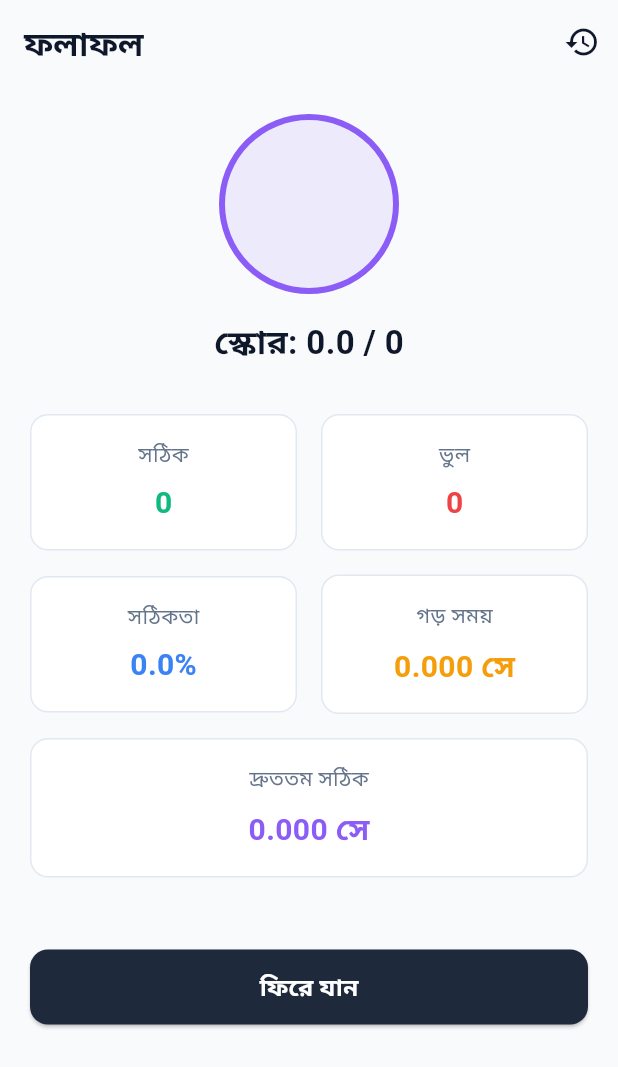
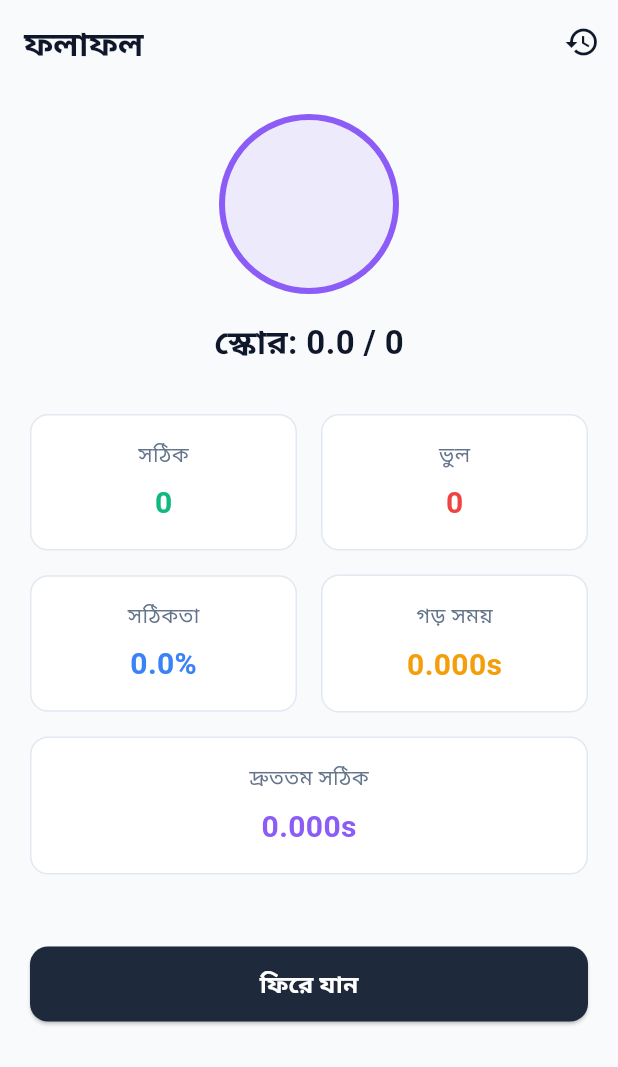
Before and after one commit to kotha3663-beep/S-R-Media, a Flutter app: the QuizResultScreen screen opened directly with empty values, on a phone screen of 412 x 824 dp. Shown: the top 1067 px of the screen. Run offline on Flutter 3.47's test engine with Material 3 defaults, Android fonts, the phone set to English and light mode, and no system bars; our stand-ins replace shared_preferences, sqflite; accounts and stored records are empty.

Commit message:
Refactor QuizResultScreen to StatelessWidget

```diff
--- a/lib/features/quiz/screens/quiz_result_screen.dart
+++ b/lib/features/quiz/screens/quiz_result_screen.dart
@@ -1,11 +1,10 @@
 import 'package:flutter/material.dart';
 import '../../../core/theme/app_colors.dart';
-import '../models/quiz_result_model.dart';
-import '../data/quiz_repository.dart';
+import '../../../core/services/language_service.dart';
 import 'quiz_history_screen.dart';
 import 'wrong_answers_screen.dart';
 
-class QuizResultScreen extends StatefulWidget {
+class QuizResultScreen extends StatelessWidget {
   final int resultId;
   final String category;
   final int totalQuestions;
@@ -34,15 +33,12 @@ class QuizResultScreen extends StatefulWidget {
   });
 
   @override
-  State<QuizResultScreen> createState() => _QuizResultScreenState();
-}
+  Widget build(BuildContext context) {
+    final isBn = LanguageService().currentLocale.languageCode == 'bn';
 
-class _QuizResultScreenState extends State<QuizResultScreen> {
-  @override
-  Widget build(BuildContext context) {
     return Scaffold(
       appBar: AppBar(
-        title: const Text('ফলাফল'),
+        title: Text(isBn ? 'ফলাফল' : 'Results'),
         actions: [
           IconButton(
             icon: const Icon(Icons.history),
@@ -66,40 +62,42 @@ class _QuizResultScreenState extends State<QuizResultScreen> {
               ),
               child: Center(
                 child: Text(
-                  widget.grade,
+                  grade,
                   style: const TextStyle(fontSize: 48, fontWeight: FontWeight.bold, color: AppColors.knowledgeAccent),
                 ),
               ),
             ),
             const SizedBox(height: 16),
             Text(
-              'স্কোর: ${widget.totalScore.toStringAsFixed(1)} / ${widget.maxPossibleScore.toStringAsFixed(0)}',
+              isBn
+                  ? 'স্কোর: ${totalScore.toStringAsFixed(1)} / ${maxPossibleScore.toStringAsFixed(0)}'
+                  : 'Score: ${totalScore.toStringAsFixed(1)} / ${maxPossibleScore.toStringAsFixed(0)}',
               style: const TextStyle(fontSize: 22, fontWeight: FontWeight.bold, color: AppColors.textPrimary),
             ),
             const SizedBox(height: 32),
             Row(
               children: [
-                Expanded(child: _buildStatCard('সঠিক', '${widget.correctAnswers}', AppColors.success)),
+                Expanded(child: _buildStatCard(isBn ? 'সঠিক' : 'Correct', '$correctAnswers', AppColors.success)),
                 const SizedBox(width: 16),
-                Expanded(child: _buildStatCard('ভুল', '${widget.wrongAnswers}', AppColors.error)),
+                Expanded(child: _buildStatCard(isBn ? 'ভুল' : 'Wrong', '$wrongAnswers', AppColors.error)),
               ],
             ),
             const SizedBox(height: 16),
             Row(
               children: [
-                Expanded(child: _buildStatCard('সঠিকতা', '${widget.accuracyPercent.toStringAsFixed(1)}%', AppColors.secondary)),
+                Expanded(child: _buildStatCard(isBn ? 'সঠিকতা' : 'Accuracy', '${accuracyPercent.toStringAsFixed(1)}%', AppColors.secondary)),
                 const SizedBox(width: 16),
-                Expanded(child: _buildStatCard('গড় সময়', '${(widget.averageTimeNs / 1000000000).toStringAsFixed(3)} সে', AppColors.warning)),
+                Expanded(child: _buildStatCard(isBn ? 'গড় সময়' : 'Avg Time', '${(averageTimeNs / 1000000000).toStringAsFixed(3)}s', AppColors.warning)),
               ],
             ),
             const SizedBox(height: 16),
             Row(
               children: [
-                Expanded(child: _buildStatCard('দ্রুততম সঠিক', '${(widget.fastestCorrectNs / 1000000000).toStringAsFixed(3)} সে', AppColors.knowledgeAccent)),
+                Expanded(child: _buildStatCard(isBn ? 'দ্রুততম সঠিক' : 'Fastest Correct', '${(fastestCorrectNs / 1000000000).toStringAsFixed(3)}s', AppColors.knowledgeAccent)),
               ],
             ),
             const SizedBox(height: 32),
-            if (widget.wrongAnswers > 0)
+            if (wrongAnswers > 0)
               SizedBox(
                 width: double.infinity,
                 height: 50,
@@ -107,7 +105,7 @@ class _QuizResultScreenState extends State<QuizResultScreen> {
                   onPressed: () {
                     Navigator.push(
                       context,
-                      MaterialPageRoute(builder: (_) => WrongAnswersScreen(quizResultId: widget.resultId))
+                      MaterialPageRoute(builder: (_) => WrongAnswersScreen(quizResultId: resultId))
                     );
                   },
                   style: OutlinedButton.styleFrom(
@@ -115,7 +113,7 @@ class _QuizResultScreenState extends State<QuizResultScreen> {
                     side: const BorderSide(color: AppColors.error),
                     shape: RoundedRectangleBorder(borderRadius: BorderRadius.circular(12)),
                   ),
-                  child: const Text('ভুল উত্তরগুলো দেখুন', style: TextStyle(fontSize: 16, fontWeight: FontWeight.bold)),
+                  child: Text(isBn ? 'ভুল উত্তরগুলো দেখুন' : 'View Wrong Answers', style: const TextStyle(fontSize: 16, fontWeight: FontWeight.bold)),
                 ),
               ),
             const SizedBox(height: 16),
@@ -131,7 +129,7 @@ class _QuizResultScreenState extends State<QuizResultScreen> {
                   foregroundColor: Colors.white,
                   shape: RoundedRectangleBorder(borderRadius: BorderRadius.circular(12)),
                 ),
-                child: const Text('ফিরে যান', style: TextStyle(fontSize: 16, fontWeight: FontWeight.bold)),
+                child: Text(isBn ? 'ফিরে যান' : 'Go Back', style: const TextStyle(fontSize: 16, fontWeight: FontWeight.bold)),
               ),
             ),
           ],
```
